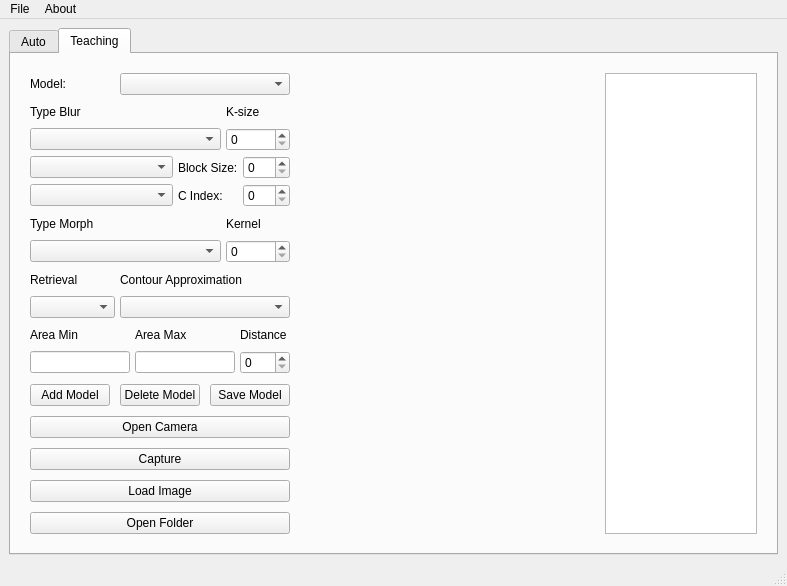
This is src/gui/MainWindowUI.ui in vananh2606/VisionProcessingImage as Qt 5 draws it before an edit. The edited form follows.
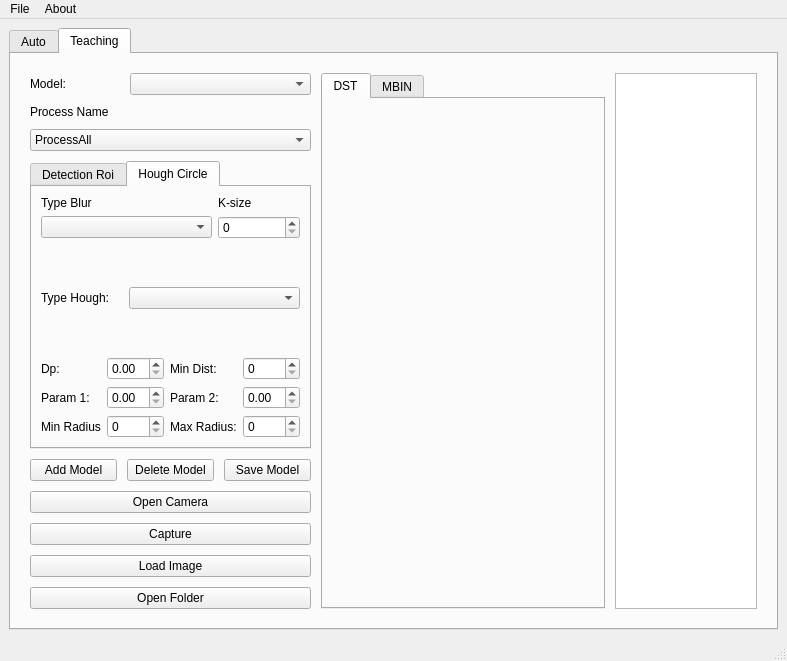
This is the edited form. The open tabs and pages were chosen to show the change.

Commit message: Add Hough Circle

```diff
--- a/src/gui/MainWindowUI.ui
+++ b/src/gui/MainWindowUI.ui
@@ -200,12 +200,7 @@
            <number>10</number>
           </property>
           <item>
-           <layout class="QVBoxLayout" name="ConfigLayout" stretch="8,1,2">
-            <item>
-             <layout class="QVBoxLayout" name="Parameter" stretch="2,1,2,4,1,2,1,2,1,2">
-              <property name="spacing">
-               <number>5</number>
-              </property>
+           <layout class="QVBoxLayout" name="ConfigLayout" stretch="1,0,0,0,1,4">
               <item>
                <layout class="QHBoxLayout" name="Model" stretch="1,2">
                 <item>
@@ -221,6 +216,47 @@
                </layout>
               </item>
               <item>
+             <widget class="QLabel" name="label">
+              <property name="text">
+               <string>Process Name</string>
+              </property>
+             </widget>
+            </item>
+            <item>
+             <widget class="QComboBox" name="combo_box_process_name">
+              <item>
+               <property name="text">
+                <string>ProcessAll</string>
+               </property>
+              </item>
+              <item>
+               <property name="text">
+                <string>FindCircles</string>
+               </property>
+              </item>
+              <item>
+               <property name="text">
+                <string>FindBlobs</string>
+               </property>
+              </item>
+             </widget>
+            </item>
+            <item>
+             <widget class="QTabWidget" name="TabParameter">
+              <property name="currentIndex">
+               <number>0</number>
+              </property>
+              <widget class="QWidget" name="DetectionRoi">
+               <attribute name="title">
+                <string>Detection Roi</string>
+               </attribute>
+               <layout class="QVBoxLayout" name="verticalLayout_2">
+                <item>
+                 <layout class="QVBoxLayout" name="ParameteDetection" stretch="1,1,4,1,2,1,2,1,2">
+                  <property name="spacing">
+                   <number>5</number>
+                  </property>
+                  <item>
                <layout class="QHBoxLayout" name="TextBlurImage" stretch="3,1">
                 <item>
                  <widget class="QLabel" name="label_type_blur">
@@ -374,6 +410,115 @@
               </item>
              </layout>
             </item>
+               </layout>
+              </widget>
+              <widget class="QWidget" name="HoughCircle">
+               <attribute name="title">
+                <string>Hough Circle</string>
+               </attribute>
+               <layout class="QVBoxLayout" name="verticalLayout_4" stretch="2,6">
+                <item>
+                 <layout class="QGridLayout" name="gridLayout" rowstretch="0,3,3,0,0" columnstretch="0,0,0">
+                  <item row="0" column="2">
+                   <widget class="QLabel" name="label_ksize_hough">
+                    <property name="text">
+                     <string>K-size</string>
+                    </property>
+                   </widget>
+                  </item>
+                  <item row="1" column="0" colspan="2">
+                   <widget class="QComboBox" name="combo_box_type_blur_hough"/>
+                  </item>
+                  <item row="1" column="2">
+                   <widget class="QSpinBox" name="spin_box_ksize_hough"/>
+                  </item>
+                  <item row="2" column="1" rowspan="2" colspan="2">
+                   <widget class="QComboBox" name="combo_box_type_hough"/>
+                  </item>
+                  <item row="0" column="0" colspan="2">
+                   <widget class="QLabel" name="label_type_blur_hough">
+                    <property name="text">
+                     <string>Type Blur</string>
+                    </property>
+                   </widget>
+                  </item>
+                  <item row="2" column="0" rowspan="2">
+                   <widget class="QLabel" name="label_type_hough">
+                    <property name="text">
+                     <string>Type Hough:</string>
+                    </property>
+                   </widget>
+                  </item>
+                 </layout>
+                </item>
+                <item>
+                 <layout class="QGridLayout" name="ParameterHough">
+                  <item row="0" column="0">
+                   <widget class="QLabel" name="label_dp">
+                    <property name="text">
+                     <string>Dp:</string>
+                    </property>
+                   </widget>
+                  </item>
+                  <item row="0" column="1">
+                   <widget class="QDoubleSpinBox" name="spin_box_dp"/>
+                  </item>
+                  <item row="0" column="2">
+                   <widget class="QLabel" name="label_min_dist">
+                    <property name="text">
+                     <string>Min Dist:</string>
+                    </property>
+                   </widget>
+                  </item>
+                  <item row="0" column="3">
+                   <widget class="QSpinBox" name="spin_box_min_dist"/>
+                  </item>
+                  <item row="1" column="0">
+                   <widget class="QLabel" name="label_param1">
+                    <property name="text">
+                     <string>Param 1:</string>
+                    </property>
+                   </widget>
+                  </item>
+                  <item row="1" column="1">
+                   <widget class="QDoubleSpinBox" name="spin_box_param1"/>
+                  </item>
+                  <item row="1" column="2">
+                   <widget class="QLabel" name="label_param2">
+                    <property name="text">
+                     <string>Param 2:</string>
+                    </property>
+                   </widget>
+                  </item>
+                  <item row="1" column="3">
+                   <widget class="QDoubleSpinBox" name="spin_box_param2"/>
+                  </item>
+                  <item row="2" column="0">
+                   <widget class="QLabel" name="label_min_radius">
+                    <property name="text">
+                     <string>Min Radius</string>
+                    </property>
+                   </widget>
+                  </item>
+                  <item row="2" column="1">
+                   <widget class="QSpinBox" name="spin_box_min_radius"/>
+                  </item>
+                  <item row="2" column="2">
+                   <widget class="QLabel" name="label_max_radius">
+                    <property name="text">
+                     <string>Max Radius:</string>
+                    </property>
+                   </widget>
+                  </item>
+                  <item row="2" column="3">
+                   <widget class="QSpinBox" name="spin_box_max_radius"/>
+                  </item>
+                 </layout>
+                </item>
+               </layout>
+              </widget>
+             </widget>
+            </item>
             <item>
              <layout class="QHBoxLayout" name="ButtonModel">
               <item>
@@ -434,7 +579,38 @@
            </layout>
           </item>
           <item>
-           <layout class="QVBoxLayout" name="ScreenTeaching"/>
+           <layout class="QVBoxLayout" name="ScreenTeaching" stretch="1,1">
+            <item>
+             <layout class="QVBoxLayout" name="SRC"/>
+            </item>
+            <item>
+             <widget class="QTabWidget" name="TabScreen">
+              <property name="currentIndex">
+               <number>0</number>
+              </property>
+              <widget class="QWidget" name="TabDST">
+               <attribute name="title">
+                <string>DST</string>
+               </attribute>
+               <layout class="QVBoxLayout" name="verticalLayout_6">
+                <item>
+                 <layout class="QVBoxLayout" name="DST"/>
+                </item>
+               </layout>
+              </widget>
+              <widget class="QWidget" name="TabMBIN">
+               <attribute name="title">
+                <string>MBIN</string>
+               </attribute>
+               <layout class="QVBoxLayout" name="verticalLayout_8">
+                <item>
+                 <layout class="QVBoxLayout" name="MBIN"/>
+                </item>
+               </layout>
+              </widget>
+             </widget>
+            </item>
+           </layout>
           </item>
           <item>
            <layout class="QVBoxLayout" name="ListFile">
```
Left out of the diff: 2 changed lines with no effect on the pictures. Lines whose indentation alone changed are shown as unchanged. The commit also changes 7 other files.
